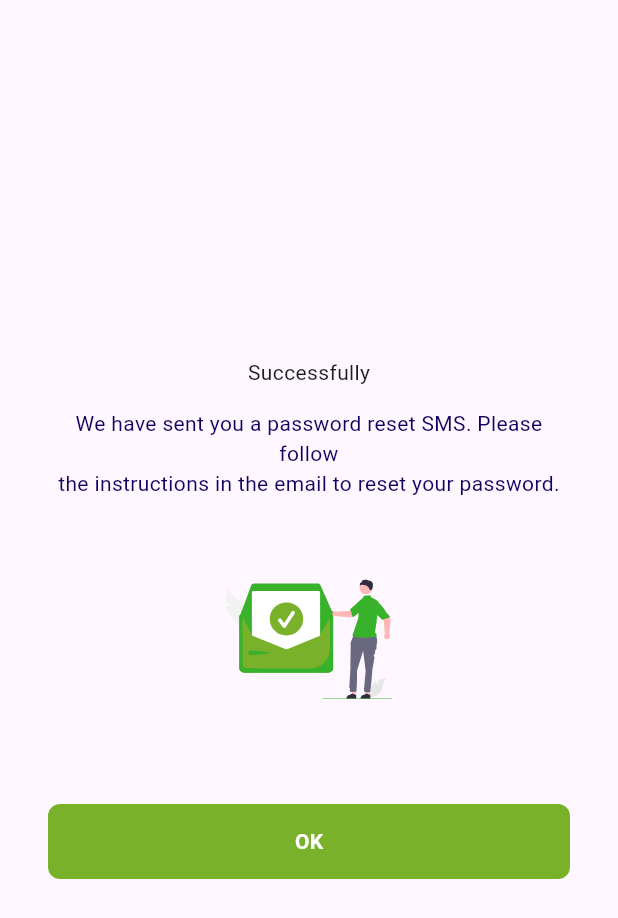
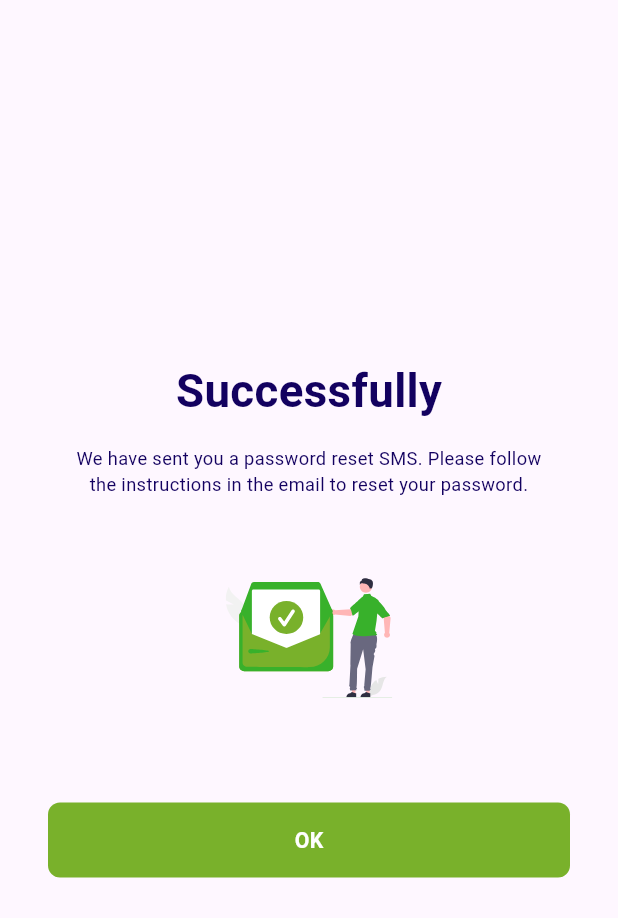
Before and after one commit to IDKOS1/carrinton_app, a Flutter app: the ForgotPassword screen opened directly, after a tap on "RESET PASSWORD", on a phone screen of 412 x 824 dp. Shown: the top 918 px of the screen. Run offline on Flutter 3.47's test engine with Material 3 defaults, Android fonts, the phone set to English and light mode, and no system bars; our stand-ins replace dashed_circular_progress_bar, flutter_riverpod, flutter_screenutil, flutter_svg, freezed_annotation, get_it and 2 more; missing offline and left inert: syncfusion_flutter_signaturepad; generated files the repository leaves out were written again.

Commit message:
add: 텍스트 스타일 추가 및 이름 변경

```diff
--- a/lib/presentation/theme/text_style.dart
+++ b/lib/presentation/theme/text_style.dart
@@ -1,18 +1,27 @@
 import 'package:flutter/material.dart';
+import 'package:flutter_screenutil/flutter_screenutil.dart';
 
 class CustomStyle {
   static TextStyle appBarTitle({Color color = Colors.black}) {
     return TextStyle(
       color: color,
-      fontSize: 24,
+      fontSize: 24.sp,
       fontWeight: FontWeight.w700,
+    );
+  }
+
+  static TextStyle headTitle({Color color = Colors.black}) {
+    return TextStyle(
+      color: color,
+      fontSize: 30.sp,
+      fontWeight: FontWeight.w700
     );
   }
 
   static TextStyle headMedium({Color color = Colors.black}) {
     return TextStyle(
       color: color,
-      fontSize: 16,
+      fontSize: 16.sp,
       fontWeight: FontWeight.w700,
     );
   }
@@ -20,23 +29,39 @@ class CustomStyle {
   static TextStyle boldBody({Color color = Colors.black}) {
     return TextStyle(
       color: color,
-      fontSize: 14,
+      fontSize: 14.sp,
       fontWeight: FontWeight.w700,
+    );
+  }
+
+  static TextStyle boldBodyW600({Color color = Colors.black}) {
+    return TextStyle(
+      color: color,
+      fontSize: 14.sp,
+      fontWeight: FontWeight.w600,
+    );
+  }
+
+  static TextStyle bodyLarge({Color color = Colors.black}) {
+    return TextStyle(
+      color: color,
+      fontSize: 16.sp,
+      fontWeight: FontWeight.w400
     );
   }
 
   static TextStyle bodyMedium({Color color = Colors.black}) {
     return TextStyle(
       color: color,
-      fontSize: 16,
-      fontWeight: FontWeight.w400
+      fontSize: 14.sp,
+      fontWeight: FontWeight.w400,
     );
   }
 
   static TextStyle bodySmall({Color color = Colors.black}) {
     return TextStyle(
       color: color,
-      fontSize: 14,
+      fontSize: 12.sp,
       fontWeight: FontWeight.w400,
     );
   }
```
